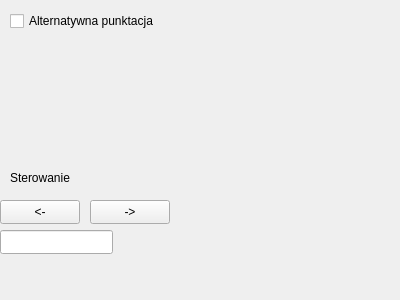
Above: configurationwindow.ui from OtoshigamiX/SquareQuizzer before the change. Below: the same form after it.
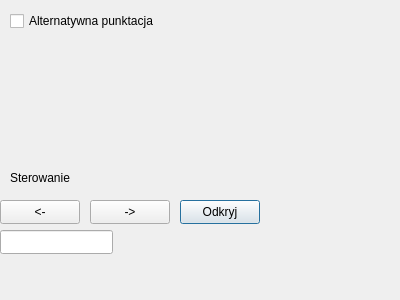
That is the form after the change.

Commit message: Added a reveal all button in sub window

Diff of the .ui file:
```diff
--- a/configurationwindow.ui
+++ b/configurationwindow.ui
@@ -81,6 +81,19 @@
     </rect>
    </property>
   </widget>
+  <widget class="QPushButton" name="subRevealButton">
+   <property name="geometry">
+    <rect>
+     <x>180</x>
+     <y>200</y>
+     <width>80</width>
+     <height>24</height>
+    </rect>
+   </property>
+   <property name="text">
+    <string>Odkryj</string>
+   </property>
+  </widget>
  </widget>
  <resources/>
  <connections/>
```
Left out of the diff: 2 changed lines with no effect on the pictures. The commit also changes 4 other files.
